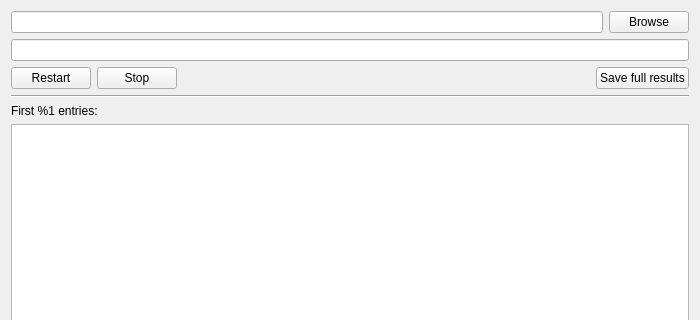
Above: mainwindow.ui from lipoponi/laughing-waffle before the change; both pictures show x 0 to 700 and y 0 to 320 of the 700 by 500 pixel window. Below: the same form after it.
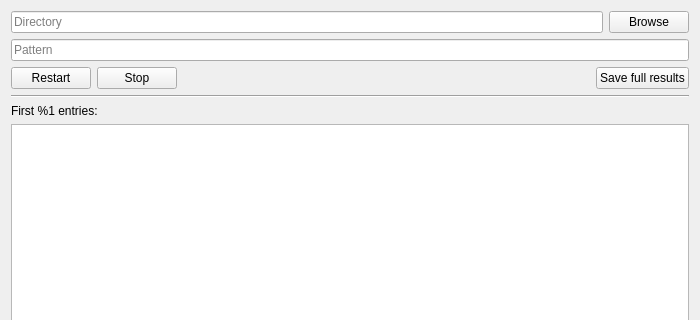
That is the form after the change.

Commit message: Add placeholders and rename widgets

```diff
--- a/mainwindow.ui
+++ b/mainwindow.ui
@@ -38,7 +38,11 @@
        </widget>
       </item>
       <item row="1" column="0" colspan="5">
-       <widget class="QLineEdit" name="lineEdit_pattern"/>
+       <widget class="QLineEdit" name="lineEdit_pattern">
+        <property name="placeholderText">
+         <string>Pattern</string>
+        </property>
+       </widget>
       </item>
       <item row="2" column="2">
        <spacer name="horizontalSpacer">
@@ -68,7 +72,11 @@
        </widget>
       </item>
       <item row="0" column="0" colspan="4">
-       <widget class="QLineEdit" name="lineEdit_directory"/>
+       <widget class="QLineEdit" name="lineEdit_directory">
+        <property name="placeholderText">
+         <string>Directory</string>
+        </property>
+       </widget>
       </item>
      </layout>
     </item>
```
Left out of the diff: 4 changed lines with no effect on the pictures. The commit also changes 1 other file.
